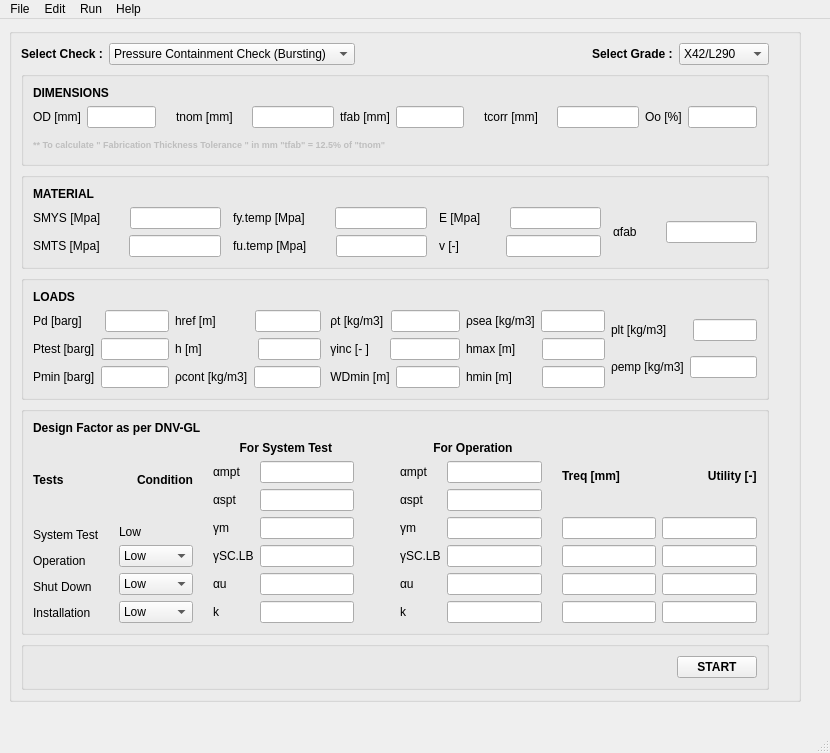
Above: pipelineWallThicknessGUI.ui from farheenkaifee/PipelineWallThickness before the change. Below: the same form after it.
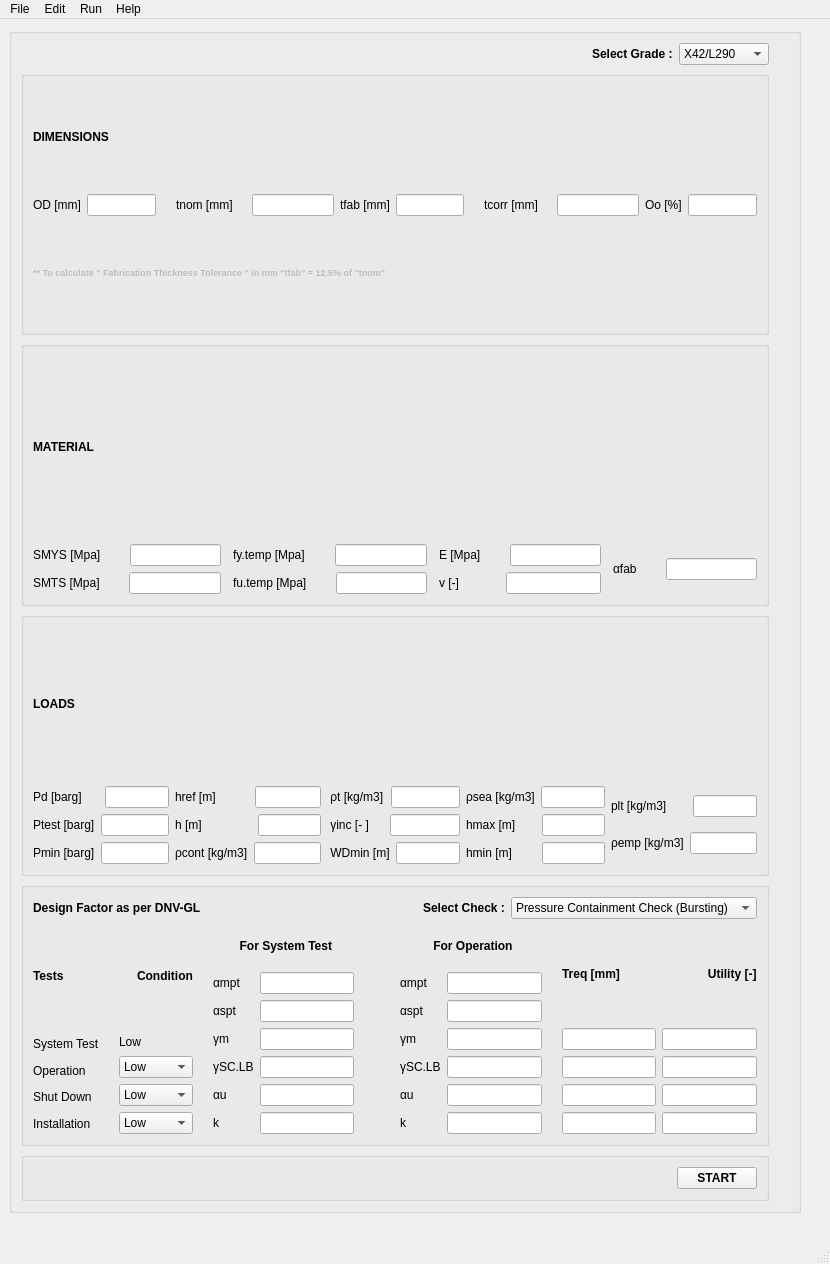
That is the form after the change. Icons and pictures are not drawn.

Patch:
```diff
--- a/pipelineWallThicknessGUI.ui
+++ b/pipelineWallThicknessGUI.ui
@@ -7,7 +7,7 @@
     <x>0</x>
     <y>0</y>
     <width>830</width>
-    <height>725</height>
+    <height>1264</height>
    </rect>
   </property>
   <property name="windowTitle">
@@ -113,40 +113,7 @@
          <item>
           <layout class="QHBoxLayout" name="horizontalLayout_36">
            <item>
-            <layout class="QHBoxLayout" name="horizontalLayout_37">
-             <item>
-              <widget class="QLabel" name="selectcheckLabel">
-               <property name="font">
-                <font>
-                 <weight>75</weight>
-                 <bold>true</bold>
-                </font>
-               </property>
-               <property name="text">
-                <string>Select Check :</string>
-               </property>
-              </widget>
-             </item>
-            </layout>
-           </item>
-           <item>
-            <widget class="QComboBox" name="selectcheckComboBox">
-             <item>
-              <property name="text">
-               <string>Pressure Containment Check (Bursting)</string>
-              </property>
-             </item>
-             <item>
-              <property name="text">
-               <string>External Pressure Collapse Check</string>
-              </property>
-             </item>
-             <item>
-              <property name="text">
-               <string>Propagation Buckling Check</string>
-              </property>
-             </item>
-            </widget>
+            <layout class="QHBoxLayout" name="horizontalLayout_37"/>
            </item>
            <item>
             <spacer name="horizontalSpacer_3">
@@ -1325,17 +1292,70 @@
            </property>
            <layout class="QGridLayout" name="gridLayout_7">
             <item row="0" column="0">
-             <widget class="QLabel" name="label_6">
-              <property name="font">
-               <font>
-                <weight>75</weight>
-                <bold>true</bold>
-               </font>
-              </property>
-              <property name="text">
-               <string>Design Factor as per DNV-GL</string>
-              </property>
-             </widget>
+             <layout class="QHBoxLayout" name="horizontalLayout_32">
+              <item>
+               <widget class="QLabel" name="label_6">
+                <property name="font">
+                 <font>
+                  <weight>75</weight>
+                  <bold>true</bold>
+                 </font>
+                </property>
+                <property name="text">
+                 <string>Design Factor as per DNV-GL</string>
+                </property>
+               </widget>
+              </item>
+              <item>
+               <spacer name="horizontalSpacer_4">
+                <property name="orientation">
+                 <enum>Qt::Horizontal</enum>
+                </property>
+                <property name="sizeHint" stdset="0">
+                 <size>
+                  <width>40</width>
+                  <height>20</height>
+                 </size>
+                </property>
+               </spacer>
+              </item>
+              <item>
+               <layout class="QHBoxLayout" name="horizontalLayout_31">
+                <item>
+                 <widget class="QLabel" name="selectcheckLabel_2">
+                  <property name="font">
+                   <font>
+                    <weight>75</weight>
+                    <bold>true</bold>
+                   </font>
+                  </property>
+                  <property name="text">
+                   <string>Select Check :</string>
+                  </property>
+                 </widget>
+                </item>
+                <item>
+                 <widget class="QComboBox" name="selectcheckComboBox_2">
+                  <item>
+                   <property name="text">
+                    <string>Pressure Containment Check (Bursting)</string>
+                   </property>
+                  </item>
+                  <item>
+                   <property name="text">
+                    <string>External Pressure Collapse Check</string>
+                   </property>
+                  </item>
+                  <item>
+                   <property name="text">
+                    <string>Propagation Buckling Check</string>
+                   </property>
+                  </item>
+                 </widget>
+                </item>
+               </layout>
+              </item>
+             </layout>
             </item>
             <item row="1" column="0">
              <layout class="QHBoxLayout" name="horizontalLayout_15">
```
